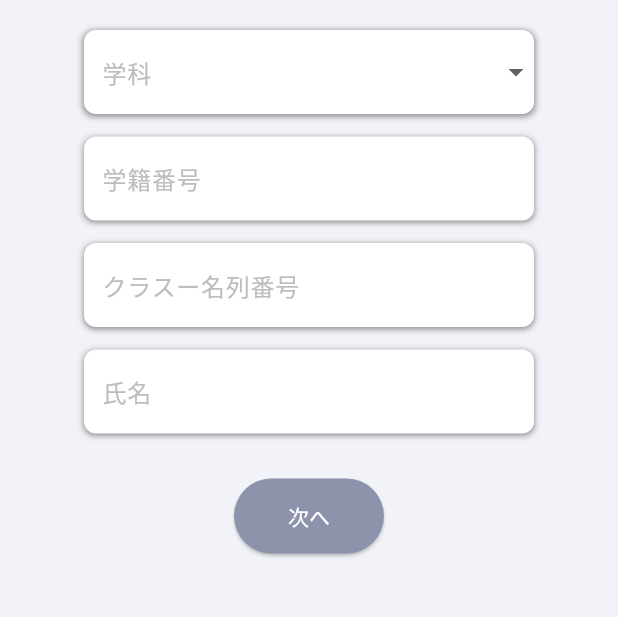
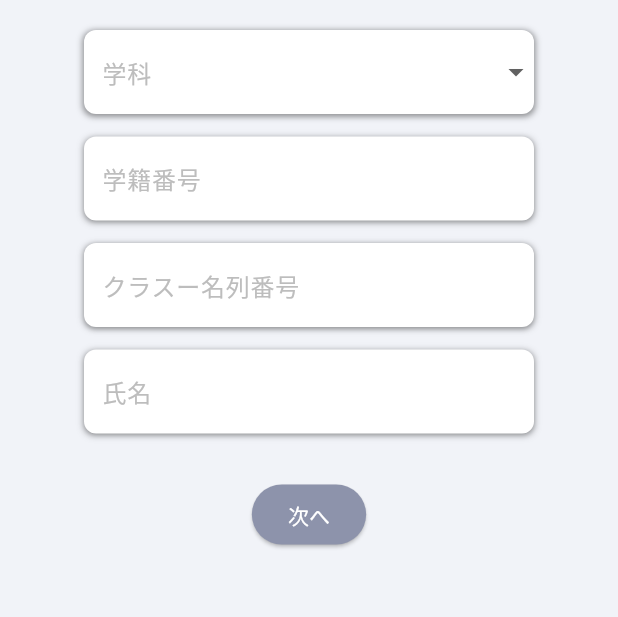
Before and after one commit to school-interview/school-interview-system, a Flutter app: the screen it shows after launch, on a phone screen of 412 x 824 dp, the part 84-701 px from its top. Run offline on Flutter 3.47's test engine with Material 3 defaults, Android fonts, the phone set to English and light mode, and no system bars; our stand-ins replace device_preview, flutter_riverpod, freezed_annotation.

Commit message:
#25
ボタンを共通化

```diff
--- /dev/null
+++ b/client/lib/component/button_component.dart
@@ -0,0 +1,25 @@
+import 'package:client/constant/color.dart';
+import 'package:flutter/material.dart';
+
+/// ボタンのコンポーネントを持つクラス
+class ButtonComponent {
+  /// 角丸ボタン
+  ///
+  /// [labelText] ボタンのラベル文字列
+  /// [onTapButton] ボタンをタップしたときの処理
+  Widget normalButton({
+    required String labelText,
+    required Function() onTapButton,
+  }) {
+    return ElevatedButton(
+      onPressed: () {
+        onTapButton();
+      },
+      style: ElevatedButton.styleFrom(
+        foregroundColor: Colors.white,
+        backgroundColor: ColorDefinitions.accentColor,
+      ),
+      child: Text(labelText),
+    );
+  }
+}
--- a/client/lib/view/profile_input/profile_input_view.dart
+++ b/client/lib/view/profile_input/profile_input_view.dart
@@ -1,3 +1,4 @@
+import 'package:client/component/button_component.dart';
 import 'package:client/component/custom_app_bar.dart';
 import 'package:client/component/input_text_field.dart';
 import 'package:client/component/style/box_shadow_style.dart';
@@ -77,8 +78,9 @@ class _ProfileInputView extends ConsumerState<ProfileInputView> {
                   },
                 ),
                 const SizedBox(height: 30),
-                ElevatedButton(
-                  onPressed: () {
+                ButtonComponent().normalButton(
+                    labelText: "次へ",
+                    onTapButton: () {
                       if (formKey.currentState?.validate() ?? false) {
                         // バリデーションが成功した場合にのみ画面遷移を行う
                         Navigator.of(context).push(
@@ -87,14 +89,7 @@ class _ProfileInputView extends ConsumerState<ProfileInputView> {
                           ),
                         );
                       }
-                  },
-                  style: ElevatedButton.styleFrom(
-                    foregroundColor: Colors.white,
-                    backgroundColor: ColorDefinitions.accentColor,
-                    minimumSize: const Size(100, 50),
-                  ),
-                  child: const Text("次へ"),
-                )
+                    })
               ],
             ),
           ),
```
Also changed, not shown: client/lib/view/avatar_select/avatar_select_view.dart (+6 -13 lines). Lines whose indentation alone changed are shown as unchanged.
